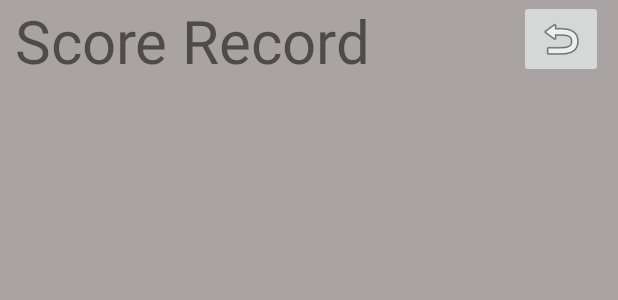
After one commit to choius323/YachtGame, an Android app: the layout activity_record_board.xml on its own in the app's theme, with its tools: preview values and no code run, on a phone screen of 412 x 824 dp. The commit adds this screen. Shown: the top 300 px of the screen. Run offline under Robolectric (Android 15) with nearby library versions, the phone set to English and light mode, and no system bars.

Commit message:
Add record board java and layout

```diff
--- a/app/src/main/AndroidManifest.xml
+++ b/app/src/main/AndroidManifest.xml
@@ -8,6 +8,7 @@
         android:label="@string/app_name"
         android:roundIcon="@mipmap/ic_launcher_round"
         android:theme="@style/Theme.YachtGame">
+        <activity android:name=".recordBoard"></activity>
         <activity
             android:name=".startPage"
             android:configChanges="orientation|keyboardHidden|screenSize">
--- /dev/null
+++ b/app/src/main/res/layout/activity_record_board.xml
@@ -0,0 +1,36 @@
+<?xml version="1.0" encoding="utf-8"?>
+<LinearLayout xmlns:android="http://schemas.android.com/apk/res/android"
+    xmlns:app="http://schemas.android.com/apk/res-auto"
+    xmlns:tools="http://schemas.android.com/tools"
+    android:layout_width="match_parent"
+    android:layout_height="match_parent"
+    android:orientation="vertical"
+    tools:context=".recordBoard">
+
+    <RelativeLayout
+        android:layout_width="match_parent"
+        android:layout_height="wrap_content">
+
+        <TextView
+            android:id="@+id/scoreBoardTitle"
+            android:layout_width="wrap_content"
+            android:layout_height="wrap_content"
+            android:layout_marginStart="10sp"
+            android:text="@string/scoreRecordTitle"
+            android:textSize="40sp" />
+
+        <ImageButton
+            android:id="@+id/btnExitGame"
+            android:layout_width="wrap_content"
+            android:layout_height="wrap_content"
+            android:onClick="exitGame"
+            android:layout_alignParentEnd="true"
+            android:layout_marginEnd="10sp"
+            android:src="@android:drawable/ic_menu_revert" />
+    </RelativeLayout>
+
+    <ListView
+        android:layout_width="match_parent"
+        android:layout_height="match_parent" />
+
+</LinearLayout>
--- a/app/src/main/res/values/strings.xml
+++ b/app/src/main/res/values/strings.xml
@@ -19,4 +19,5 @@
     <string name="startGame" translatable="false">Start Game</string>
     <string name="exit" translatable="false">Exit</string>
     <string name="viewRecord" translatable="false">Record</string>
+    <string name="scoreRecordTitle">Score Record</string>
 </resources>
--- a/app/src/main/res/values/themes.xml
+++ b/app/src/main/res/values/themes.xml
@@ -14,6 +14,7 @@
         <!-- Customize your theme here. -->
         <item name="android:windowActionBar">false</item>
         <item name="android:windowNoTitle">true</item>
+        <item name="android:background">@color/main_background_color</item>
     </style>
 
     <style name="Theme.YachtGame.Fullscreen" parent="Theme.YachtGame">
@@ -25,7 +26,6 @@
 
     <style name="ThemeOverlay.YachtGame.FullscreenContainer" parent="Theme.YachtGame.Fullscreen">
         <item name="fullscreenTextColor">@color/light_blue_A200</item>
-        <item name="android:background">@color/main_background_color</item>
         <item name="android:textSize">30sp</item>
     </style>
 </resources>
```
Also changed, not shown: app/src/main/java/com/example/yachtgame/recordBoard.java (added, +46 -0 lines).
